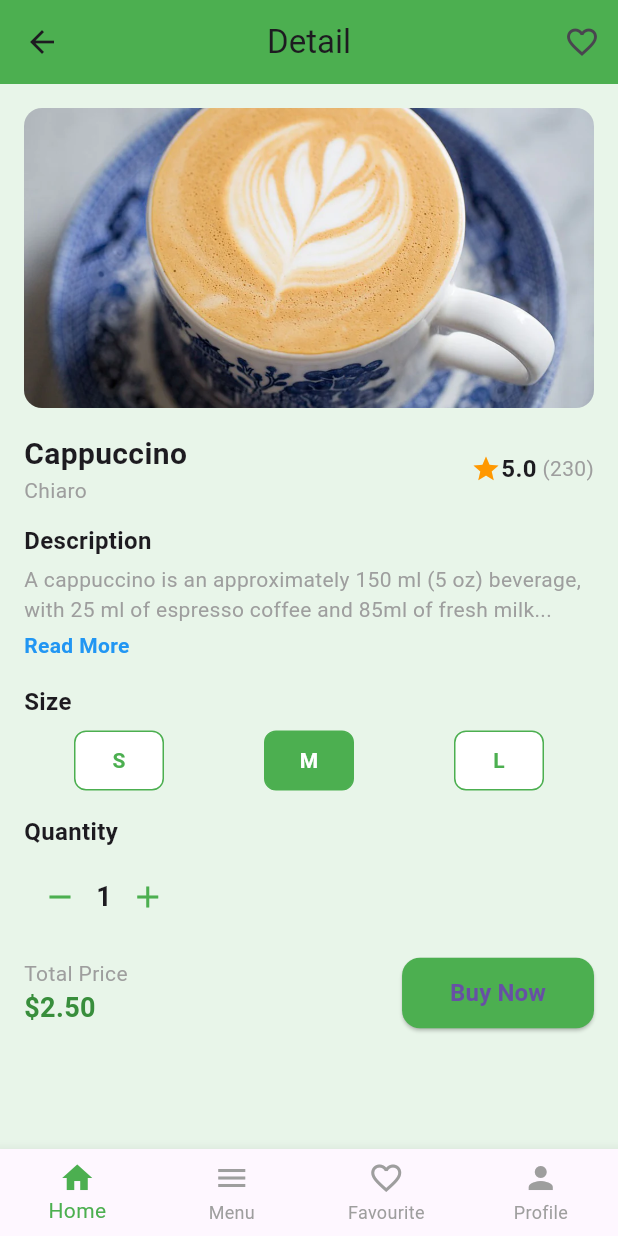
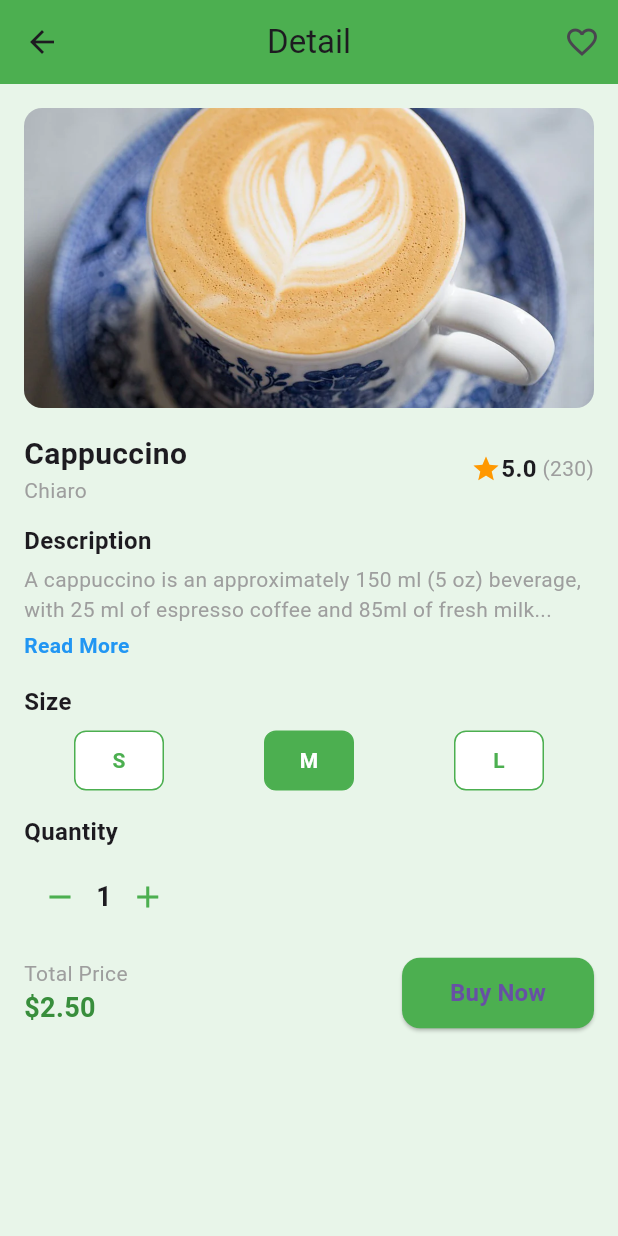
Before and after one commit to kaoheng1515/flutter_coffee_app, a Flutter app: the ProductDetailScreen screen opened by its route, on a phone screen of 412 x 824 dp. Run offline on Flutter 3.47's test engine with Material 3 defaults, Android fonts, the phone set to English and light mode, and no system bars.

```diff
--- a/lib/screen/product_detial_screen.dart
+++ b/lib/screen/product_detial_screen.dart
@@ -1,4 +1,5 @@
 import 'package:flutter/material.dart';
+import '../widgets/bottom_nav_bar.dart';
 
 class ProductDetailScreen extends StatefulWidget {
   const ProductDetailScreen({super.key});
@@ -212,19 +213,19 @@
       ),
 
       // Bottom Navigation Bar
-      bottomNavigationBar: BottomNavigationBar(
-        selectedItemColor: Colors.green,
-        unselectedItemColor: Colors.grey,
-        currentIndex: 0,
-        type: BottomNavigationBarType.fixed,
-        items: const [
-          BottomNavigationBarItem(icon: Icon(Icons.home), label: 'Home'),
-          BottomNavigationBarItem(icon: Icon(Icons.menu), label: 'Menu'),
-          BottomNavigationBarItem(
-              icon: Icon(Icons.favorite_border), label: 'Favourite'),
-          BottomNavigationBarItem(icon: Icon(Icons.person), label: 'Profile'),
-        ],
-      ),
+      // bottomNavigationBar: BottomNavigationBar(
+      //   selectedItemColor: Colors.green,
+      //   unselectedItemColor: Colors.grey,
+      //   currentIndex: 0,
+      //   type: BottomNavigationBarType.fixed,
+      //   items: const [
+      //     BottomNavigationBarItem(icon: Icon(Icons.home), label: 'Home'),
+      //     BottomNavigationBarItem(icon: Icon(Icons.menu), label: 'Menu'),
+      //     BottomNavigationBarItem(
+      //         icon: Icon(Icons.favorite_border), label: 'Favourite'),
+      //     BottomNavigationBarItem(icon: Icon(Icons.person), label: 'Profile'),
+      //   ],
+      // ),
     );
   }
 }
```
Also changed, not shown: lib/screen/home_page_screen.dart (+23 -9 lines).
